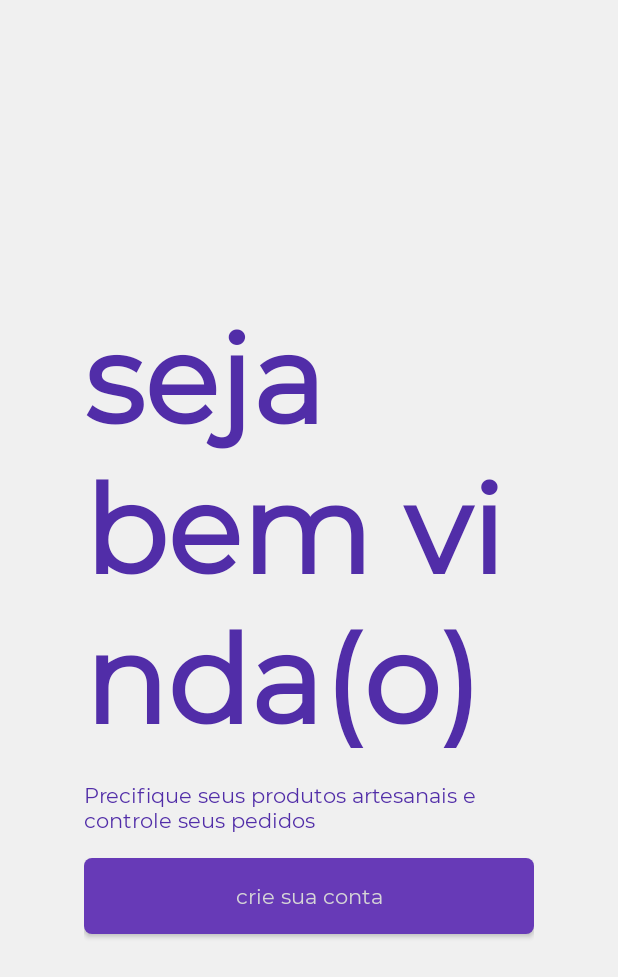
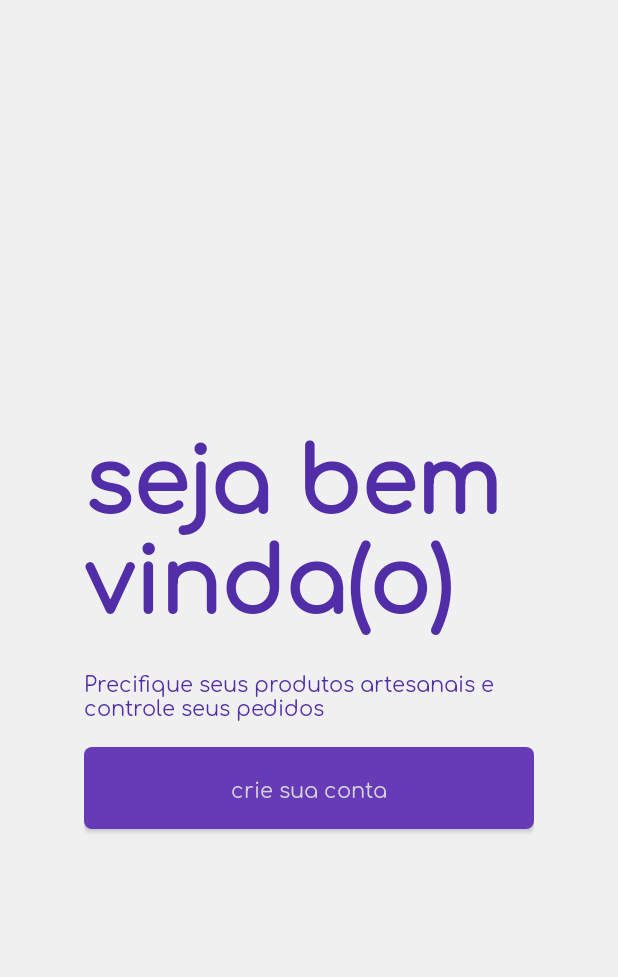
Before and after one commit to BLACKFISHLABS/artem-app, an Android app: the screen it shows after launch (WelcomeActivity), on a phone screen of 412 x 824 dp. Shown: the top 977 px of the screen. Run offline under Robolectric (Android 15) with nearby library versions, the phone set to English and light mode, and no system bars; our stand-ins replace ButterKnife, EventBus, Firebase (no records; nobody signed in at launch, a user with empty details on screens opened directly), Picasso, Timber; libraries missing offline, so code that uses them is left out: com.crashlytics.android, com.firebase.ui, com.mikepenz.materialdrawer, io.fabric.sdk, io.realm; pictures from the network do not load; 7 statements that could not run were skipped.

Commit message:
[update] welcome screen

```diff
--- a/app/src/main/java/io/github/blackfishlabs/artem/helper/AndroidUtils.java
+++ b/app/src/main/java/io/github/blackfishlabs/artem/helper/AndroidUtils.java
@@ -77,7 +77,7 @@ public class AndroidUtils {
     }
 
     public static Typeface getFont(final Context context) {
-        return ResourcesCompat.getFont(context, R.font.montserrat_regular);
+        return ResourcesCompat.getFont(context, R.font.comfortaa);
     }
 
 }
--- a/app/src/main/res/layout/activity_welcome.xml
+++ b/app/src/main/res/layout/activity_welcome.xml
@@ -20,9 +20,9 @@
             android:layout_marginBottom="@dimen/keyline_large"
             android:text="@string/welcome_title"
             android:textColor="@color/colorPrimaryDark"
-            android:textSize="82sp"
+            android:textSize="60sp"
             android:textStyle="bold"
-            android:fontFamily="@font/montserrat_regular" />
+            android:fontFamily="@font/comfortaa" />
 
         <TextView
             android:id="@+id/description"
--- a/app/src/main/res/values/styles.xml
+++ b/app/src/main/res/values/styles.xml
@@ -7,11 +7,11 @@
         <item name="colorPrimaryDark">@color/colorPrimaryDark</item>
         <item name="colorAccent">@color/colorAccent</item>
         <item name="android:windowBackground">@color/colorWindowBackground</item>
-        <item name="android:fontFamily">@font/montserrat_regular</item>
+        <item name="android:fontFamily">@font/comfortaa</item>
     </style>
 
     <style name="mainFont" parent="@android:style/TextAppearance">
-        <item name="android:fontFamily">@font/montserrat_regular</item>
+        <item name="android:fontFamily">@font/comfortaa</item>
     </style>
 
     <style name="AppTheme.NoActionBar">
--- a/build.gradle
+++ b/build.gradle
@@ -10,7 +10,7 @@ buildscript {
         }
     }
     dependencies {
-        classpath 'com.android.tools.build:gradle:3.6.0'
+        classpath 'com.android.tools.build:gradle:3.6.1'
         classpath 'io.realm:realm-gradle-plugin:6.0.2'
         classpath 'com.google.gms:google-services:4.3.3'
         classpath 'io.fabric.tools:gradle:1.31.2'
```
Also changed, not shown: app/build.gradle (+4 -4 lines), app/src/main/res/font/comfortaa.ttf (added), app/src/main/res/font/montserrat_regular.ttf (deleted).
